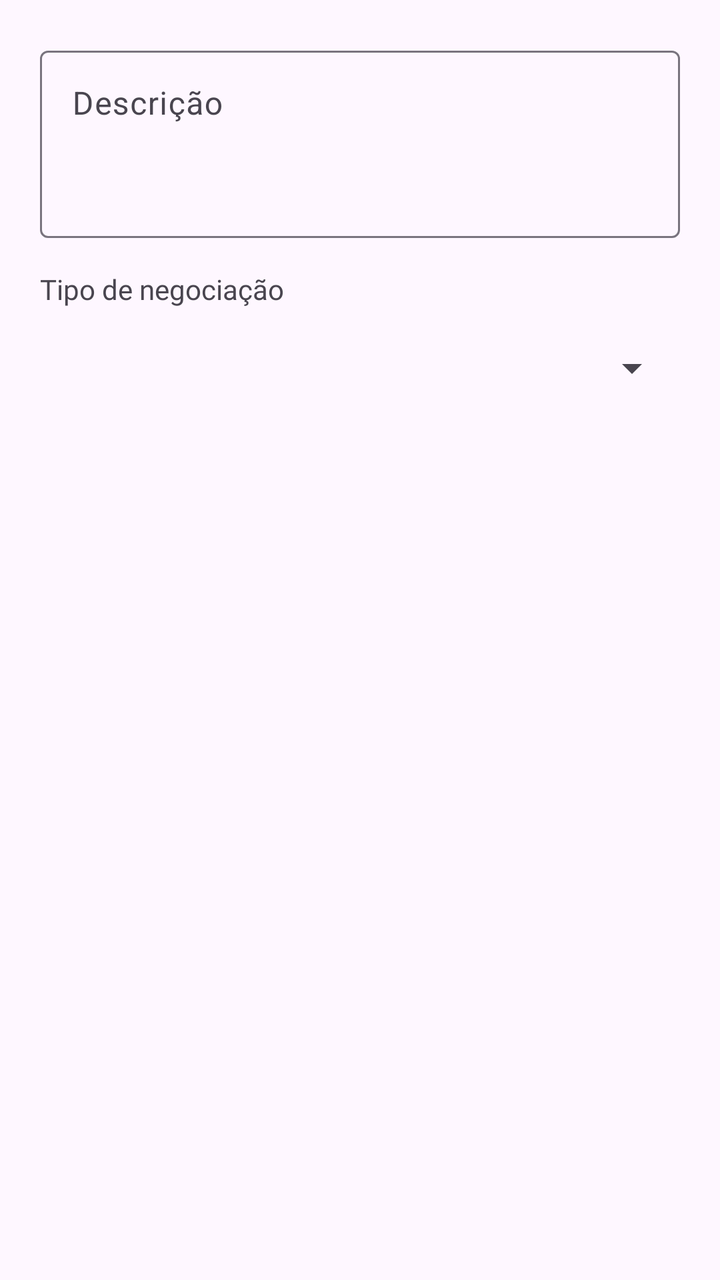
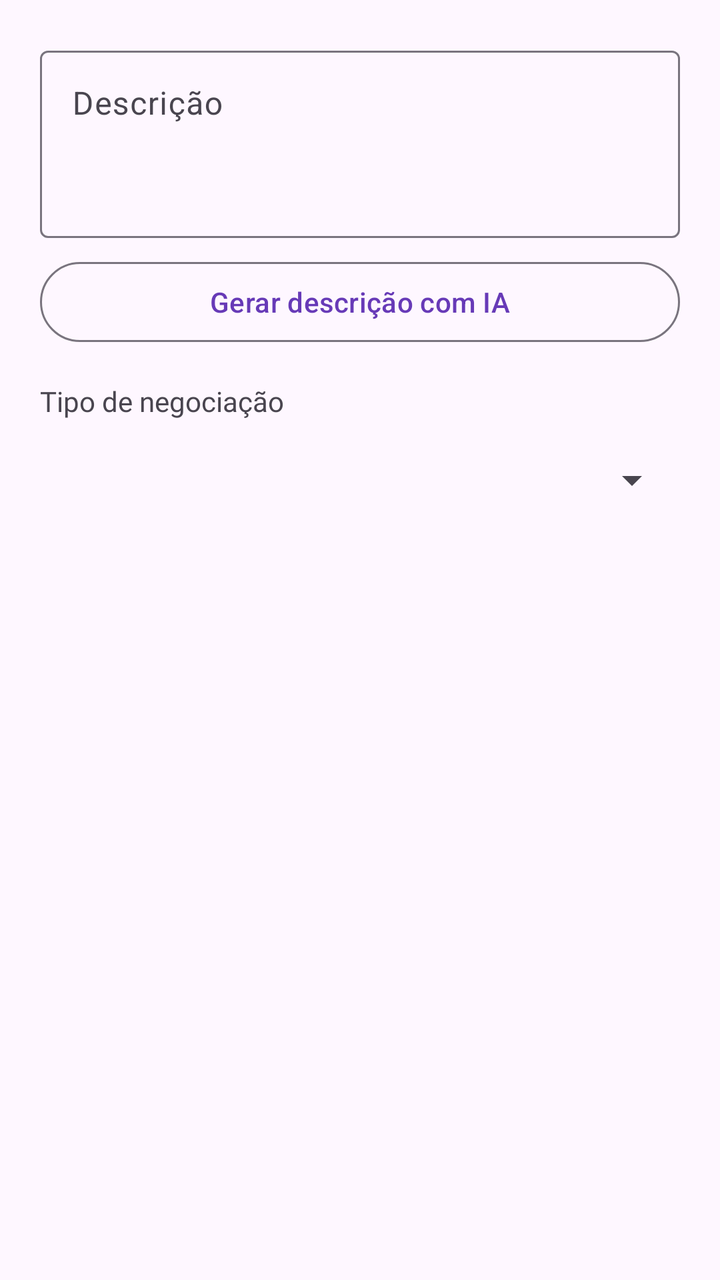

An Android layout rendered at two revisions. The XML below is the earlier revision; the diff shows what the commit changed to produce the second picture.
<!-- AndroidManifest.xml: application theme Theme.Trocabook -->
<!-- res/layout/dialog_editar_anuncio.xml -->
<?xml version="1.0" encoding="utf-8"?>
<LinearLayout
    xmlns:android="http://schemas.android.com/apk/res/android"
    xmlns:app="http://schemas.android.com/apk/res-auto"
    android:layout_width="match_parent"
    android:layout_height="wrap_content"
    android:orientation="vertical"
    android:padding="20dp">

    <com.google.android.material.textfield.TextInputLayout
        android:layout_width="match_parent"
        android:layout_height="wrap_content"
        android:hint="Descrição">

        <com.google.android.material.textfield.TextInputEditText
            android:id="@+id/editDescricao"
            android:layout_width="match_parent"
            android:layout_height="wrap_content"
            android:gravity="top|start"
            android:inputType="textMultiLine"
            android:maxLength="500"
            android:minLines="3"
            android:maxLines="5" />

    </com.google.android.material.textfield.TextInputLayout>

    <TextView
        android:layout_width="wrap_content"
        android:layout_height="wrap_content"
        android:layout_marginTop="16dp"
        android:text="Tipo de negociação"
        android:fontFamily="@font/manrope_semibold"
        android:textSize="14sp" />

    <Spinner
        android:id="@+id/spinnerTipoNegociacao"
        android:layout_width="match_parent"
        android:layout_height="48dp"
        android:layout_marginTop="6dp" />

</LinearLayout>
<!-- resources referenced by this layout -->
<resources>
  <style name="Theme.Trocabook" parent="Base.Theme.Trocabook" />
  <style name="Base.Theme.Trocabook" parent="Theme.Material3.DayNight.NoActionBar">
          
          <item name="colorPrimary">#673AB7</item>
          <item name="colorOnPrimary">#FFFFFF</item>
          <item name="colorSecondary">#03DAC6</item>
          <item name="colorOnSecondary">#000000</item>
          
          
          <item name="android:windowBackground">?attr/colorSurface</item>
          <item name="android:statusBarColor">?attr/colorSurface</item>
          <item name="android:windowLightStatusBar">true</item>
      </style>
</resources>

<!-- the commit's change to res/layout/dialog_editar_anuncio.xml (unified diff, before → after) -->
@@ -24,6 +24,14 @@
 
     </com.google.android.material.textfield.TextInputLayout>
 
+    <com.google.android.material.button.MaterialButton
+        android:id="@+id/btnGerarDescricaoIa"
+        style="@style/Widget.Material3.Button.OutlinedButton"
+        android:layout_width="match_parent"
+        android:layout_height="wrap_content"
+        android:layout_marginTop="8dp"
+        android:text="Gerar descrição com IA" />
+
     <TextView
         android:layout_width="wrap_content"
         android:layout_height="wrap_content"
